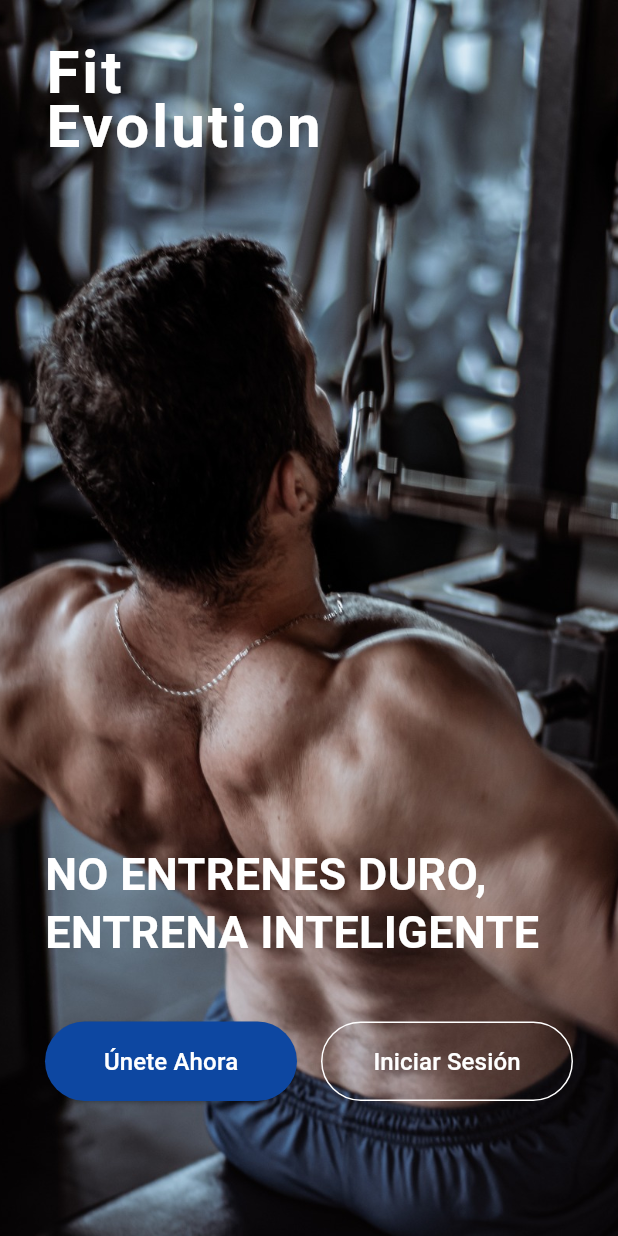
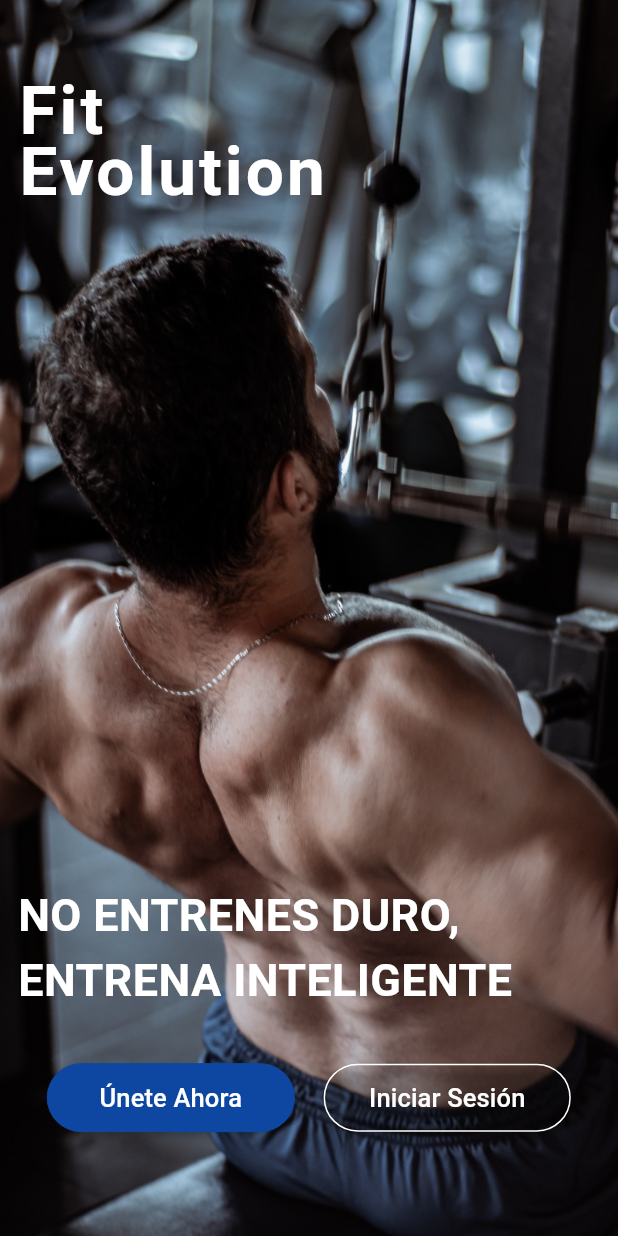
Before and after one commit to ErickGonzalezH/andres_app, a Flutter app: the screen it shows after launch, on a phone screen of 412 x 824 dp. Run offline on Flutter 3.47's test engine with Material 3 defaults, Android fonts, the phone set to English and light mode, and no system bars; drawn by our look-alikes of animated_text_kit.

Commit message:
Modificacion
- Se modifico el initial screen y se anadieron widgets reutilizables junto con la screen de login y registro.

```diff
--- a/lib/main.dart
+++ b/lib/main.dart
@@ -1,5 +1,5 @@
 import 'package:flutter/material.dart';
-import 'package:andres_app/screens/home_screen.dart';
+import 'package:andres_app/screens/login_register/initial_screen.dart';
 
 
 void main() => runApp(const MyApp());
@@ -12,7 +12,7 @@ class MyApp extends StatelessWidget {
     return MaterialApp(
       debugShowCheckedModeBanner: false,
       title: 'Curso Andres App',
-      home: HomeScreen(),
+      home: InicialScreen(),
     );
   }
 }
--- a/lib/screens/home_screen.dart
+++ b/lib/screens/home_screen.dart
@@ -1,119 +1,15 @@
 import 'package:flutter/material.dart';
-import 'package:animated_text_kit/animated_text_kit.dart';
 
-class HomeScreen extends StatefulWidget {
+class HomeScreen extends StatelessWidget {
+
   const HomeScreen({super.key});
 
   @override
-  State<HomeScreen> createState() => _HomeScreenState();
-}
-
-class _HomeScreenState extends State<HomeScreen> {
-  @override
   Widget build(BuildContext context) {
-    return Scaffold(
-      backgroundColor: Colors.black,
-      body: Stack(
-        children: [
-          // Fondo con imagen
-          Container(
-            decoration: const BoxDecoration(
-              image: DecorationImage(
-                image: AssetImage('assets/images/gym_background.jpg'),
-                fit: BoxFit.cover,
-              ),
-            ),
-          ),
-
-          // Texto animado "Fit\nEvolution" más arriba y cargado a la izquierda
-          Positioned(
-            top: 30,
-            left: 30,
-            child: AnimatedTextKit(
-              repeatForever: true,
-              pause: const Duration(seconds: 2),
-              animatedTexts: [
-                TyperAnimatedText(
-                  'Fit\nEvolution',
-                  textStyle: const TextStyle(
-                    fontSize: 40.0,
-                    fontWeight: FontWeight.bold,
-                    color: Colors.white,
-                    letterSpacing: 2,
-                    height: 0.9, // 👈 ajusta separación vertical
-                  ),
-                  speed: const Duration(milliseconds: 100),
-                  textAlign: TextAlign.left,
-                ),
-              ],
-            ),
-          ),
-
-          // Contenido inferior
-          Padding(
-            padding: const EdgeInsets.all(30.0),
-            child: Column(
-              mainAxisAlignment: MainAxisAlignment.end,
-              crossAxisAlignment: CrossAxisAlignment.start,
-              children: [
-                const Text(
-                  'NO ENTRENES DURO,\nENTRENA INTELIGENTE',
-                  style: TextStyle(
-                    color: Colors.white,
-                    fontSize: 30,
-                    fontWeight: FontWeight.bold,
-                    height: 1.3,
-                  ),
-                ),
-                const SizedBox(height: 40),
-                Row(
-                  children: [
-                    Expanded(
-                      child: ElevatedButton(
-                        onPressed: () {
-                          // Acción para "Únete Ahora"
-                        },
-                        style: ElevatedButton.styleFrom(
-                          backgroundColor: const Color(0xFF0D47A1),
-                          padding: const EdgeInsets.symmetric(vertical: 15),
-                          shape: RoundedRectangleBorder(
-                            borderRadius: BorderRadius.circular(30),
-                          ),
-                        ),
-                        child: const Text(
-                          'Únete Ahora',
-                          style: TextStyle(fontSize: 16, color: Colors.white),
-                        ),
-                      ),
-                    ),
-                    const SizedBox(width: 16),
-                    Expanded(
-                      child: OutlinedButton(
-                        onPressed: () {
-                          // Acción para "Iniciar Sesión"
-                        },
-                        style: OutlinedButton.styleFrom(
-                          side: const BorderSide(color: Colors.white),
-                          padding: const EdgeInsets.symmetric(vertical: 15),
-                          shape: RoundedRectangleBorder(
-                            borderRadius: BorderRadius.circular(30),
-                          ),
-                        ),
-                        child: const Text(
-                          'Iniciar Sesión',
-                          style: TextStyle(fontSize: 16, color: Colors.white),
-                        ),
-                      ),
-                    ),
-                  ],
-                ),
-                const SizedBox(height: 60),
-              ],
-            ),
-          ),
-        ],
+    return const Scaffold(
+      body: Center(
+         child: Text('HomeScreen'),
       ),
-
     );
   }
 }
--- /dev/null
+++ b/lib/screens/login_register/initial_screen.dart
@@ -0,0 +1,112 @@
+import 'package:flutter/material.dart';
+import 'package:animated_text_kit/animated_text_kit.dart';
+
+import 'package:andres_app/widgets/export_widgets.dart';
+
+class InicialScreen extends StatefulWidget {
+  const InicialScreen({super.key});
+
+  @override
+  State<InicialScreen> createState() => _InicialScreenState();
+}
+
+class _InicialScreenState extends State<InicialScreen> {
+  @override
+  Widget build(BuildContext context) {
+      Size size = MediaQuery.of(context).size;
+    return Scaffold(
+
+      body: Stack(
+        children: [
+
+          //FONDO
+          Container(
+            decoration: const BoxDecoration(
+              image: DecorationImage(
+                image: AssetImage('assets/images/gym_background.jpg'),
+                fit: BoxFit.cover,
+              ),
+            ),
+          ),
+
+          //CONTENIDO DEL BODY
+          Padding(
+            padding: const EdgeInsets.all(12.0),
+            child: Column(
+              mainAxisAlignment: MainAxisAlignment.start,
+              crossAxisAlignment: CrossAxisAlignment.start,
+              children: [
+
+                SizedBox(height: size.height * .05),
+
+                //TEXTO ANIMADO
+                SizedBox(
+                  width: size.width,
+                  height: size.height * .1,
+                  child: AnimatedTextKit(
+                    repeatForever: true,
+                    pause: const Duration(seconds: 1),
+                    animatedTexts: [
+                      TyperAnimatedText(
+                        'Fit\nEvolution',
+                        textStyle: const TextStyle(
+                          fontSize: 45,
+                          fontWeight: FontWeight.bold,
+                          color: Colors.white,
+                          letterSpacing: 2,
+                          height: 0.9,
+                        ),
+                        speed: const Duration(milliseconds: 170),
+                      ),
+                    ],
+                  ),
+                ),
+
+                SizedBox(height: size.height * .55),
+                customText(
+                  text: 'NO ENTRENES DURO,\nENTRENA INTELIGENTE',
+                  size: 30,
+                  color: Colors.white,
+                  nigga: FontWeight.bold,
+                ),
+                SizedBox(height: size.height * .04),
+
+                //BOTONERA
+                Row(
+                  mainAxisAlignment: MainAxisAlignment.spaceEvenly,
+                  children: [
+                    materialAsyncButton(
+                      onPressed: () async {},
+                      text: 'Únete Ahora',
+                      minWidth: size.width * .4,
+                      color: const Color(0xFF0D47A1),
+                      textColor: Colors.white,
+                      height: size.height * .055,
+                      borderRadius: 30,
+                      textsize: 17
+                    ),
+
+                    materialAsyncButton(
+                      onPressed: () async {},
+                      text: 'Iniciar Sesión',
+                      minWidth: size.width * .4,
+                      color: Colors.transparent,
+                      textColor: Colors.white,
+                      height: size.height * .055,
+                      borderRadius: 30,
+                      borderColor: Colors.white,
+                      borderWidth: 1,
+                      textsize: 17
+                    ),
+                  ],
+                ),
+
+              ],
+            ),
+          ),
+
+        ],
+      ),
+    );
+  }
+}
--- /dev/null
+++ b/lib/widgets/design/buttons/button_widgets.dart
@@ -0,0 +1,87 @@
+import 'package:flutter/material.dart';
+
+import 'package:andres_app/widgets/export_widgets.dart';
+
+//BOTON SINCRONO
+Widget materialSyncButton({
+  required void Function()? onPressed,
+  required String text,
+  required double minWidth,
+  required Color color,
+  double? borderRadius,
+  Color? textColor,
+  Color? borderColor,
+  double? borderWidth,
+  FontWeight? nigga,
+}) {
+  return MaterialButton(
+    onPressed: onPressed,
+    minWidth: minWidth,
+    color: color,
+    shape: RoundedRectangleBorder(
+      borderRadius: BorderRadius.circular(borderRadius ?? 10),
+      side: BorderSide(color: borderColor ?? color, width: borderWidth ?? 0),
+    ),
+    child: customText(
+      text: text,
+      color: textColor,
+      nigga: nigga
+    ),
+  );
+}
+
+//BOTÓN ASÍNCRONO
+Widget materialAsyncButton({
+  required Future<void> Function()? onPressed,
+  required String text,
+  required double minWidth,
+  required Color color,
+  double? borderRadius,
+  Color? textColor,
+  Color? borderColor,
+  double? borderWidth,
+  FontWeight? nigga,
+  double? height,
+  double? textsize,
+}) {
+  return MaterialButton(
+    onPressed: onPressed,
+    minWidth: minWidth,
+    height: height,
+    color: color,
+    shape: RoundedRectangleBorder(
+      borderRadius: BorderRadius.circular(borderRadius ?? 15),
+      side: BorderSide(color: borderColor ?? color, width: borderWidth ?? 0),
+    ),
+    child: customText(
+      text: text,
+      color: textColor,
+      nigga: nigga,
+      size: textsize
+    ),
+  );
+}
+
+//BOTÓN ASÍNCRONO
+Widget materialAsyncButtonWidget({
+  required Future<void> Function()? onPressed,
+  required double minWidth,
+  required Color color,
+  required Widget child,
+  double? borderRadius,
+  Color? textColor,
+  Color? borderColor,
+  double? borderWidth,
+  FontWeight? nigga,
+}) {
+  return MaterialButton(
+    onPressed: onPressed,
+    minWidth: minWidth,
+    color: color,
+    shape: RoundedRectangleBorder(
+      borderRadius: BorderRadius.circular(borderRadius ?? 15),
+      side: BorderSide(color: borderColor ?? color, width: borderWidth ?? 0),
+    ),
+    child: child
+  );
+}
--- /dev/null
+++ b/lib/widgets/design/texts/text_widgets.dart
@@ -0,0 +1,67 @@
+import 'package:flutter/material.dart';
+
+//TEXTO DINAMICO
+Widget customText({
+  required String text,
+  FontWeight? nigga,
+  double? size,
+  Color? color,
+  TextAlign? textAlign,
+  TextOverflow? textOverflow,
+  int? maxLines,
+  bool? softWrap,
+  TextDecoration? textDecoration,
+  FontStyle? fontStyle
+}) {
+  return Text(
+    text,
+    textAlign: textAlign,
+    overflow: textOverflow,
+    maxLines: maxLines,
+    softWrap: softWrap ?? true,
+    style: TextStyle(
+      fontWeight: nigga,
+      fontSize: size,
+      color: color,
+      decoration: textDecoration,
+      fontStyle: fontStyle,
+    )
+  );
+}
+
+//TEXTO CON DOBLE DISENO
+Widget richText({
+  required String text1,
+  required String text2,
+  Color? textColor1,
+  Color? textColor2,
+  double? textSize1,
+  double? textSize2,
+  FontWeight? fontWeight1,
+  FontWeight? fontWeight2,
+  TextAlign? textAlign,
+}) {
+  return RichText(
+    textAlign: textAlign ?? TextAlign.justify,
+    text: TextSpan(
+      children: [
+        TextSpan(
+          text: text1,
+          style: TextStyle(
+            color: textColor1 ?? Colors.black,
+            fontSize: textSize1,
+            fontWeight: fontWeight1,
+          ),
+        ),
+        TextSpan(
+          text: text2,
+          style: TextStyle(
+            color: textColor2 ?? Colors.black,
+            fontSize: textSize2,
+            fontWeight: fontWeight2,
+          ),
+        ),
+      ],
+    ),
+  );
+}
--- /dev/null
+++ b/lib/widgets/export_widgets.dart
@@ -0,0 +1,2 @@
+export 'design/texts/text_widgets.dart';
+export 'design/buttons/button_widgets.dart';
--- a/pubspec.yaml
+++ b/pubspec.yaml
@@ -24,5 +24,4 @@ flutter:
   uses-material-design: true
 
   assets:
-    - assets/images/gym_background.jpg
     - assets/images/
```
Also changed, not shown: lib/screens/login_register/login_screen.dart (added, +20 -0 lines), lib/screens/login_register/register_screen.dart (added, +20 -0 lines), lib/colors/export_colors.dart (added), lib/constants/exports_constants.dart (added), lib/models/export_models.dart (added), lib/providers/providers_export.dart (added).
